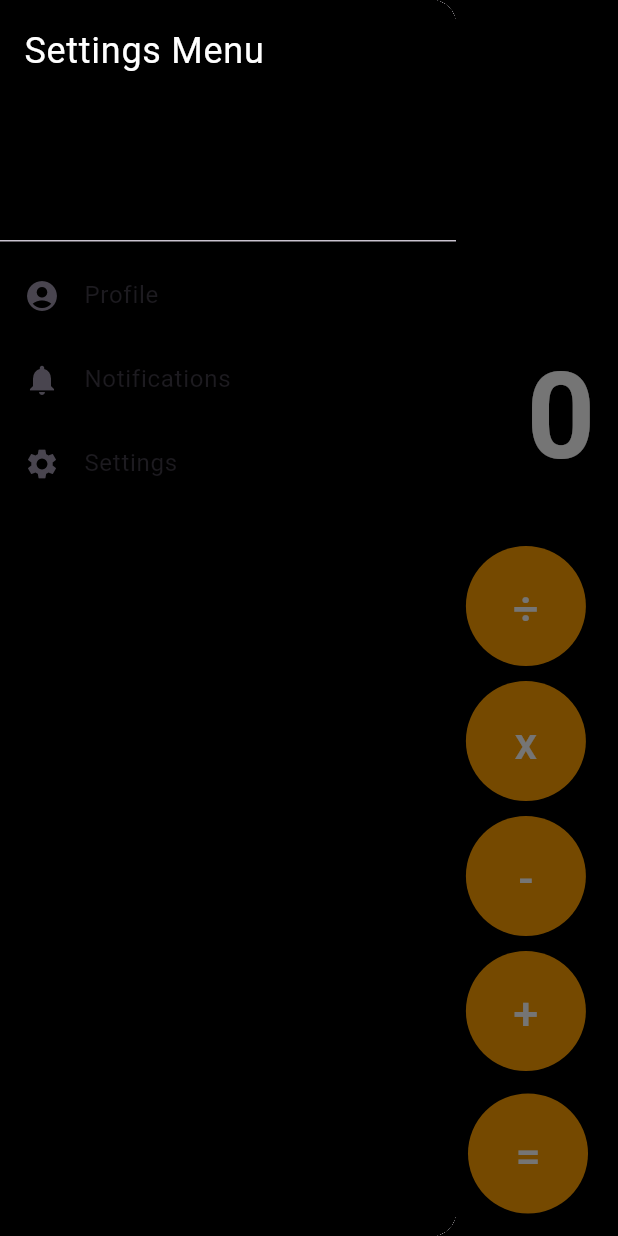
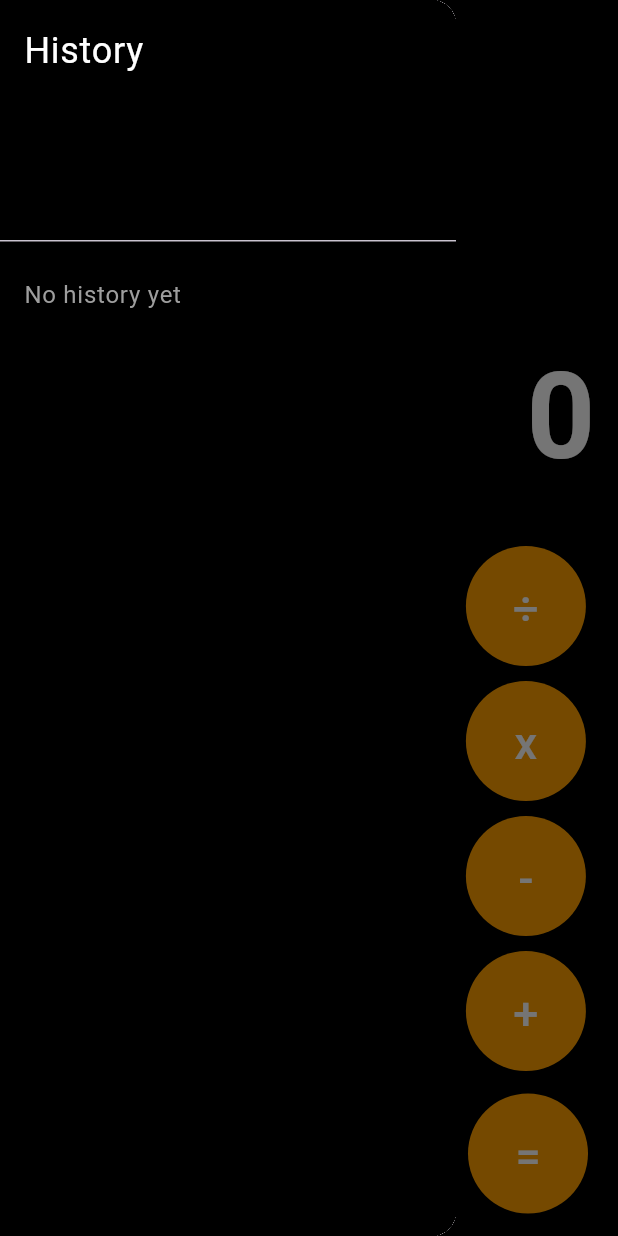
Before and after one commit to basuru07/Calculator-App, a Flutter app: the screen it shows after launch, with the side drawer open, on a phone screen of 412 x 824 dp. Run offline on Flutter 3.47's test engine with Material 3 defaults, Android fonts, the phone set to English and light mode, and no system bars; our stand-ins replace math_expressions.

Commit message:
Create the History part

```diff
--- a/lib/main.dart
+++ b/lib/main.dart
@@ -25,6 +25,7 @@ class Calculator extends StatefulWidget {
 class _CalculatorState extends State<Calculator> {
   String userInput = ''; // store the user input as a string
   String result = '0'; // store the calculated result
+  List<String> history = []; // To store the history of calculations
   final GlobalKey<ScaffoldState> _scaffoldKey = GlobalKey<ScaffoldState>();
 
   // Function of the button
@@ -57,23 +58,22 @@ class _CalculatorState extends State<Calculator> {
   void onButtonPressed(String btntxt) {
     setState(() {
       if (btntxt == 'AC') {
-        // Clear the input and reset the result
         userInput = '';
         result = '0';
       } else if (btntxt == '=') {
-        // Evaluate the expression and display the result
         calculateResult();
+        if (result != 'Error') {
+          history.insert(0, '$userInput = $result'); // Add to history
+        }
       } else if (btntxt == '+/-') {
-        // Toggle between positive and negative numbers
         if (userInput.isNotEmpty) {
           if (userInput.startsWith('-')) {
-            userInput = userInput.substring(1); // Remove the negative sign
+            userInput = userInput.substring(1);
           } else {
-            userInput = '-$userInput'; // Add a negative sign
+            userInput = '-$userInput';
           }
         }
       } else {
-        // Append the pressed button's text to the input
         userInput += btntxt;
       }
     });
@@ -86,7 +86,7 @@ class _CalculatorState extends State<Calculator> {
       Parser parser = Parser();
 
       // Replace 'X' with '*' and '÷' with '/' for proper calculation
-      Expression exp = parser.parse(userInput.replaceAll('X', '*').replaceAll('÷', '/'));
+      Expression exp = parser.parse(userInput.replaceAll('x', '*').replaceAll('÷', '/'));
       ContextModel cm = ContextModel();
 
       // Evaluate the expression
@@ -113,7 +113,7 @@ class _CalculatorState extends State<Calculator> {
             padding: EdgeInsets.only(right: 360.0), // Add padding here
             child: IconButton(
               icon: Icon(
-                Icons.settings_outlined,
+                Icons.history_outlined,
                 color: Colors.grey,
                 size: 30,
               ),
@@ -129,45 +129,31 @@ class _CalculatorState extends State<Calculator> {
           color: Colors.black,
           child: ListView(
             padding: EdgeInsets.zero,
-            children: <Widget>[
+            children: [
               DrawerHeader(
-                decoration: BoxDecoration(
-                  color: Colors.black,
+                decoration: BoxDecoration(color: Colors.black),
+                child: Text(
+                  'History',
+                  style: TextStyle(color: Colors.white, fontSize: 24,),
                 ),
-                child: Text(
-                  'Settings Menu',
-                  style: TextStyle(
-                    color: Colors.white,
-                    fontSize: 24,
+              ),
+              ...history.map((entry) => ListTile(
+                title: Text(
+                  entry,
+                  style: TextStyle(color: Colors.white),
+                ),
+              )),
+              if (history.isEmpty)
+                ListTile(
+                  title: Text(
+                    'No history yet',
+                    style: TextStyle(color: Colors.grey),
                   ),
                 ),
-              ),
-              ListTile(
-                leading: Icon(Icons.account_circle),
-                title: Text('Profile'),
-                onTap: () {
-                  // Handle profile click
-                },
-              ),
-              ListTile(
-                leading: Icon(Icons.notifications),
-                title: Text('Notifications'),
-                onTap: () {
-                  // Handle notifications click
-                },
-              ),
-              ListTile(
-                leading: Icon(Icons.settings),
-                title: Text('Settings'),
-                onTap: () {
-                  // Handle settings click
-                },
-              ),
             ],
           ),
         ),
       ),
-
       body: Padding(
         padding: EdgeInsets.symmetric(horizontal: 5),
         child: Column(
```
